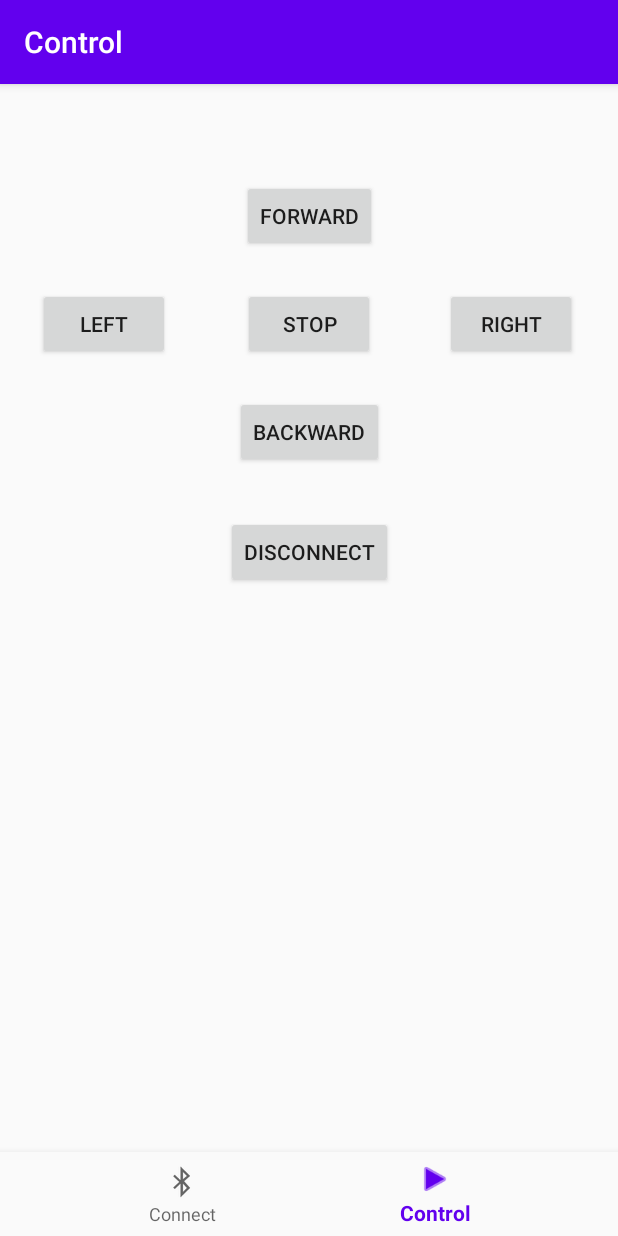
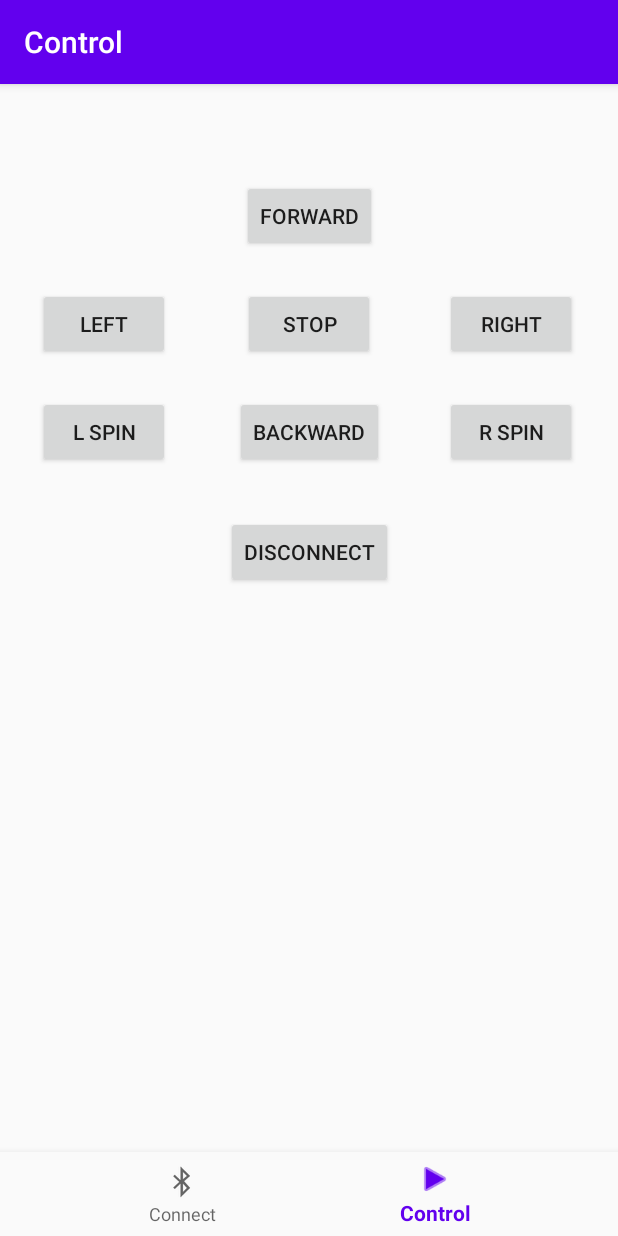
Before and after one commit to williamliu8/ABRC, an Android app: the ContralFragment screen opened through its navigation route, on a phone screen of 412 x 824 dp. Run offline under Robolectric (Android 15) with nearby library versions, the phone set to English and light mode, and no system bars; our stand-ins replace navigation-ui.

Commit message:
V0.8 add 2 new functions, modify finetune method
1. add Left spin and Right spin function
2. modify fine tune method : A~M decrease Left speed, N~Z decrease Right speed

```diff
--- a/AndroidApp/app/src/main/res/layout/fragment_control.xml
+++ b/AndroidApp/app/src/main/res/layout/fragment_control.xml
@@ -70,4 +70,28 @@
         app:layout_constraintEnd_toEndOf="parent"
         app:layout_constraintStart_toStartOf="parent"
         app:layout_constraintTop_toBottomOf="@+id/backward" />
+
+    <Button
+        android:id="@+id/lspin"
+        android:layout_width="wrap_content"
+        android:layout_height="wrap_content"
+        android:layout_marginTop="24dp"
+        android:text="@string/lspin"
+        app:layout_constraintEnd_toStartOf="@+id/backward"
+        app:layout_constraintHorizontal_bias="0.367"
+        app:layout_constraintStart_toStartOf="parent"
+        app:layout_constraintTop_toBottomOf="@+id/left" />
+
+    <Button
+        android:id="@+id/rspin"
+        android:layout_width="wrap_content"
+        android:layout_height="wrap_content"
+        android:layout_marginStart="40dp"
+        android:layout_marginLeft="40dp"
+        android:layout_marginTop="24dp"
+        android:text="@string/rspin"
+        app:layout_constraintEnd_toEndOf="parent"
+        app:layout_constraintHorizontal_bias="0.035"
+        app:layout_constraintStart_toEndOf="@+id/backward"
+        app:layout_constraintTop_toBottomOf="@+id/right" />
 </androidx.constraintlayout.widget.ConstraintLayout>
--- a/AndroidApp/app/src/main/res/values/strings.xml
+++ b/AndroidApp/app/src/main/res/values/strings.xml
@@ -4,7 +4,7 @@
     <string name="title_control">Control</string>
     <string name="bluetooth_on">BlueTooth ON</string>
     <string name="bluetooth_off">BlueTooth OFF</string>
-    <string name="show_pair_dev">Show Paired Devices</string>
+    <string name="show_pair_dev">Update Paired Devices List</string>
     <string name="Search_new_dev">Search New Devices</string>
     <string name="devices">Devices</string>
     <string name="forward">Forward</string>
@@ -13,4 +13,6 @@
     <string name="right">Right</string>
     <string name="stop">Stop</string>
     <string name="disconnect">Disconnect</string>
+    <string name="lspin">L Spin</string>
+    <string name="rspin">R Spin</string>
 </resources>
```
Also changed, not shown: AndroidApp/app/src/main/java/com/hgs/abrc/ui/control/ContralFragment.kt (+28 -4 lines), 1 other file.
